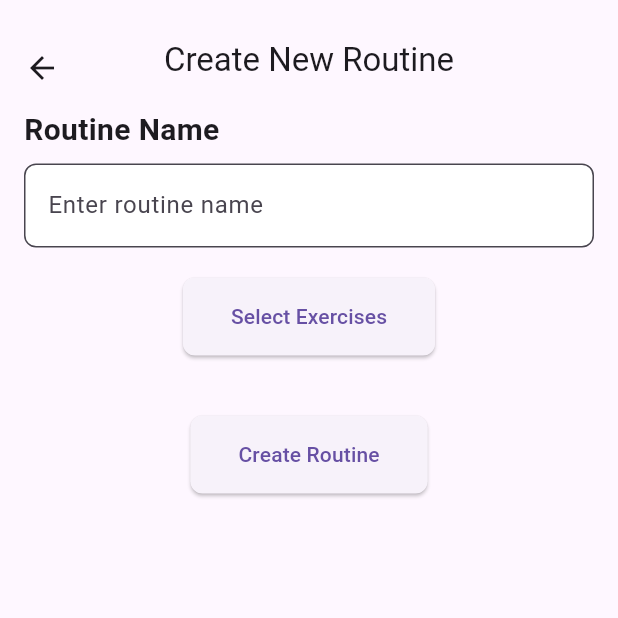
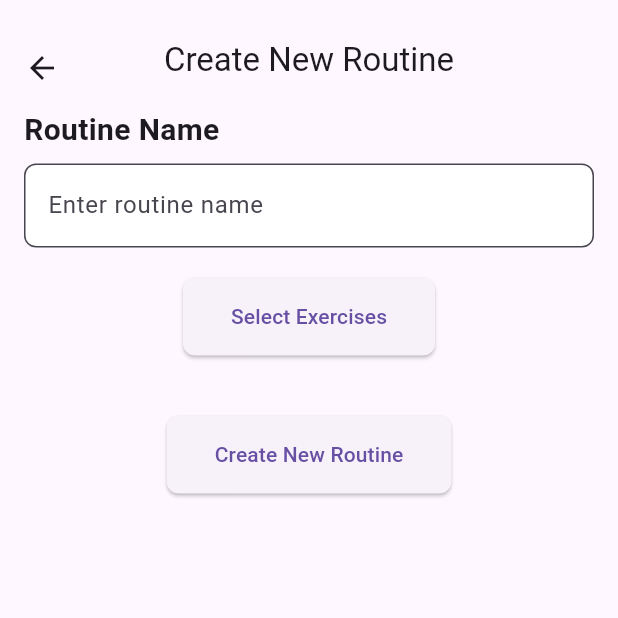
Before and after one commit to DanisAlfonso/GymTracker, a Flutter app: the CreateRoutineScreen screen opened directly, on a phone screen of 412 x 824 dp, the top half of it. Run offline on Flutter 3.47's test engine with Material 3 defaults, Android fonts, the phone set to English and light mode, and no system bars; our stand-ins replace fl_chart, numberpicker, shared_preferences; accounts and stored records are empty; project files that could hold a hidden picture were left out.

Commit message:
localizations, create_routine_screen.dart

```diff
--- a/lib/screens/create_routine_screen.dart
+++ b/lib/screens/create_routine_screen.dart
@@ -1,8 +1,8 @@
-// create_routine_screen.dart
 import 'package:flutter/material.dart';
 import 'package:provider/provider.dart';
 import '../models/workout_model.dart';
 import 'exercise_library_screen.dart';
+import '../app_localizations.dart'; // Import AppLocalizations
 
 class CreateRoutineScreen extends StatefulWidget {
   const CreateRoutineScreen({super.key});
@@ -17,6 +17,7 @@ class _CreateRoutineScreenState extends State<CreateRoutineScreen> {
   List<Exercise> _selectedExercises = [];
 
   void _submit() {
+    final appLocalizations = AppLocalizations.of(context);
     if (_formKey.currentState!.validate() && _selectedExercises.isNotEmpty) {
       final routine = Routine(
         name: _nameController.text,
@@ -28,8 +29,8 @@ class _CreateRoutineScreenState extends State<CreateRoutineScreen> {
       Navigator.pop(context);
     } else {
       ScaffoldMessenger.of(context).showSnackBar(
-        const SnackBar(
-          content: Text('Please select at least one exercise.'),
+        SnackBar(
+          content: Text(appLocalizations!.translate('please_select_exercise')),
         ),
       );
     }
@@ -54,6 +55,8 @@ class _CreateRoutineScreenState extends State<CreateRoutineScreen> {
 
   @override
   Widget build(BuildContext context) {
+    final appLocalizations = AppLocalizations.of(context);
+
     return Scaffold(
       appBar: AppBar(
         leading: Padding(
@@ -63,9 +66,9 @@ class _CreateRoutineScreenState extends State<CreateRoutineScreen> {
             onPressed: () => Navigator.of(context).pop(),
           ),
         ),
-        title: const Padding(
-          padding: EdgeInsets.only(top: 25.0), // Add padding to the top
-          child: Text('Create New Routine'),
+        title: Padding(
+          padding: const EdgeInsets.only(top: 25.0), // Add padding to the top
+          child: Text(appLocalizations!.translate('create_routine')),
         ),
         centerTitle: true,
       ),
@@ -75,8 +78,8 @@ class _CreateRoutineScreenState extends State<CreateRoutineScreen> {
           child: Column(
             crossAxisAlignment: CrossAxisAlignment.start,
             children: [
-              const Text(
-                'Routine Name',
+              Text(
+                appLocalizations!.translate('routine_name'),
                 style: TextStyle(
                   fontSize: 20.0,
                   fontWeight: FontWeight.bold,
@@ -88,7 +91,7 @@ class _CreateRoutineScreenState extends State<CreateRoutineScreen> {
                 child: TextFormField(
                   controller: _nameController,
                   decoration: InputDecoration(
-                    hintText: 'Enter routine name',
+                    hintText: appLocalizations.translate('enter_routine_name'),
                     border: OutlineInputBorder(
                       borderRadius: BorderRadius.circular(8.0),
                     ),
@@ -97,7 +100,7 @@ class _CreateRoutineScreenState extends State<CreateRoutineScreen> {
                   ),
                   validator: (value) {
                     if (value!.isEmpty) {
-                      return 'Please enter a name for the routine';
+                      return appLocalizations.translate('please_enter_routine_name');
                     }
                     return null;
                   },
@@ -114,7 +117,7 @@ class _CreateRoutineScreenState extends State<CreateRoutineScreen> {
                       borderRadius: BorderRadius.circular(8.0),
                     ),
                   ),
-                  child: const Text('Select Exercises'),
+                  child: Text(appLocalizations.translate('select_exercises')),
                 ),
               ),
               const SizedBox(height: 20),
@@ -142,7 +145,7 @@ class _CreateRoutineScreenState extends State<CreateRoutineScreen> {
                       borderRadius: BorderRadius.circular(8.0),
                     ),
                   ),
-                  child: const Text('Create Routine'),
+                  child: Text(appLocalizations.translate('create_routine')),
                 ),
               ),
             ],
```
Also changed, not shown: assets/languages/de.json (+7 -3 lines), assets/languages/en.json (+7 -3 lines), assets/languages/es.json (+7 -3 lines), assets/languages/fr.json (+7 -3 lines).
